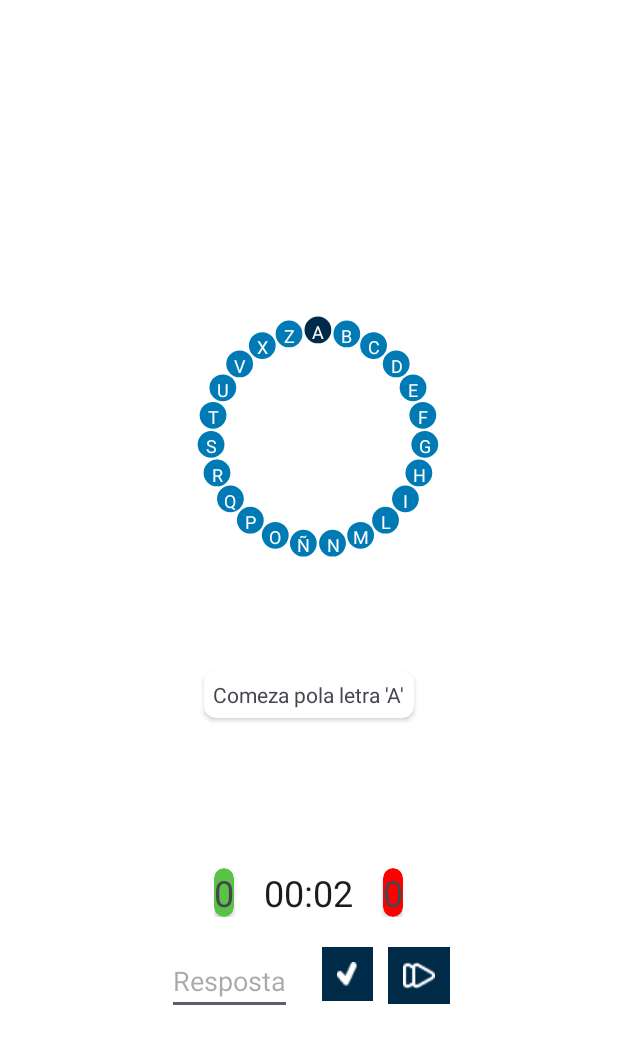
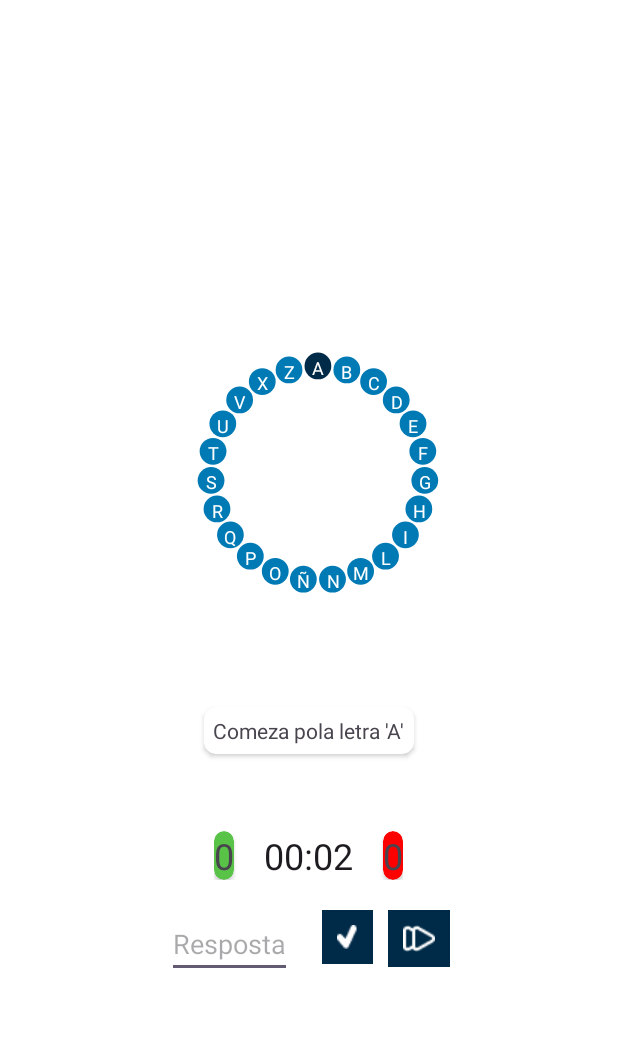
Before and after one commit to pabloboo/Galegando21, an Android app: the PasagalegoQuestionActivity screen opened directly, with no data from a screen before it, on a phone screen of 412 x 824 dp. Shown: the top 1044 px of the screen. Run offline under Robolectric (Android 15) with nearby library versions, the phone set to English and light mode, and no system bars; 2 statements that could not run were skipped.

Commit message:
Fixed - PasaGalego mostrar definicións largas completas

```diff
--- a/app/src/main/res/layout/activity_pasagalego_question.xml
+++ b/app/src/main/res/layout/activity_pasagalego_question.xml
@@ -40,7 +40,7 @@
         <TextView
             android:id="@+id/tv_pasagalego_question"
             android:layout_width="match_parent"
-            android:layout_height="100dp"
+            android:layout_height="wrap_content"
             android:padding="16dp"
             tools:text="Separación das partes dun todo para
                 coñecer os elementos que o constitúen."
```
